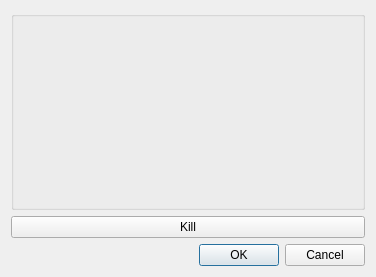
Above: source/wnd/ui/dlgapp.ui from ww4u/megarobostudio before the change. Below: the same form after it.
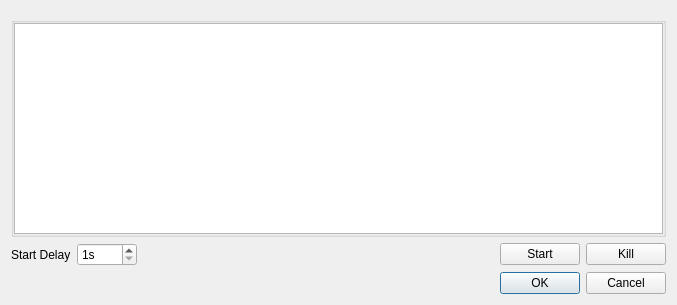
That is the form after the change. Custom widgets are drawn as their Qt base class.

```diff
--- a/source/wnd/ui/dlgapp.ui
+++ b/source/wnd/ui/dlgapp.ui
@@ -6,8 +6,8 @@
    <rect>
     <x>0</x>
     <y>0</y>
-    <width>376</width>
-    <height>277</height>
+    <width>677</width>
+    <height>305</height>
    </rect>
   </property>
   <property name="windowTitle">
@@ -16,22 +16,45 @@
   <property name="modal">
    <bool>true</bool>
   </property>
-  <layout class="QVBoxLayout" name="verticalLayout">
-   <item>
-    <widget class="QGroupBox" name="groupBox">
-     <property name="title">
-      <string/>
-     </property>
-    </widget>
-   </item>
-   <item>
-    <widget class="QPushButton" name="pushButton">
+  <layout class="QGridLayout" name="gridLayout">
+   <item row="2" column="4">
+    <widget class="QPushButton" name="btnKill">
      <property name="text">
       <string>Kill</string>
      </property>
     </widget>
    </item>
-   <item>
+   <item row="2" column="3">
+    <widget class="QPushButton" name="btnStart">
+     <property name="text">
+      <string>Start</string>
+     </property>
+    </widget>
+   </item>
+   <item row="2" column="1">
+    <widget class="QSpinBox" name="spinStartDelay">
+     <property name="suffix">
+      <string>s</string>
+     </property>
+     <property name="minimum">
+      <number>1</number>
+     </property>
+     <property name="maximum">
+      <number>1000</number>
+     </property>
+    </widget>
+   </item>
+   <item row="0" column="1">
+    <widget class="TableToolbar" name="appToolBar" native="true">
+     <property name="sizePolicy">
+      <sizepolicy hsizetype="Preferred" vsizetype="Fixed">
+       <horstretch>0</horstretch>
+       <verstretch>0</verstretch>
+      </sizepolicy>
+     </property>
+    </widget>
+   </item>
+   <item row="6" column="1" colspan="4">
     <widget class="QDialogButtonBox" name="buttonBox">
      <property name="orientation">
       <enum>Qt::Horizontal</enum>
@@ -41,8 +64,70 @@
      </property>
     </widget>
    </item>
+   <item row="2" column="0">
+    <widget class="QLabel" name="label">
+     <property name="text">
+      <string>Start Delay</string>
+     </property>
+    </widget>
+   </item>
+   <item row="1" column="0" colspan="5">
+    <widget class="QGroupBox" name="groupBox">
+     <property name="title">
+      <string/>
+     </property>
+     <layout class="QVBoxLayout" name="verticalLayout_2">
+      <property name="spacing">
+       <number>0</number>
+      </property>
+      <property name="leftMargin">
+       <number>0</number>
+      </property>
+      <property name="topMargin">
+       <number>0</number>
+      </property>
+      <property name="rightMargin">
+       <number>0</number>
+      </property>
+      <property name="bottomMargin">
+       <number>0</number>
+      </property>
+      <item>
+       <widget class="QTableView" name="tableView">
+        <attribute name="horizontalHeaderCascadingSectionResizes">
+         <bool>false</bool>
+        </attribute>
+        <attribute name="horizontalHeaderStretchLastSection">
+         <bool>true</bool>
+        </attribute>
+       </widget>
+      </item>
+     </layout>
+    </widget>
+   </item>
+   <item row="2" column="2">
+    <spacer name="horizontalSpacer">
+     <property name="orientation">
+      <enum>Qt::Horizontal</enum>
+     </property>
+     <property name="sizeHint" stdset="0">
+      <size>
+       <width>40</width>
+       <height>20</height>
+      </size>
+     </property>
+    </spacer>
+   </item>
   </layout>
  </widget>
+ <customwidgets>
+  <customwidget>
+   <class>TableToolbar</class>
+   <extends>QWidget</extends>
+   <header>tabletoolbar.h</header>
+   <container>1</container>
+  </customwidget>
+ </customwidgets>
  <resources/>
  <connections>
   <connection>
```
